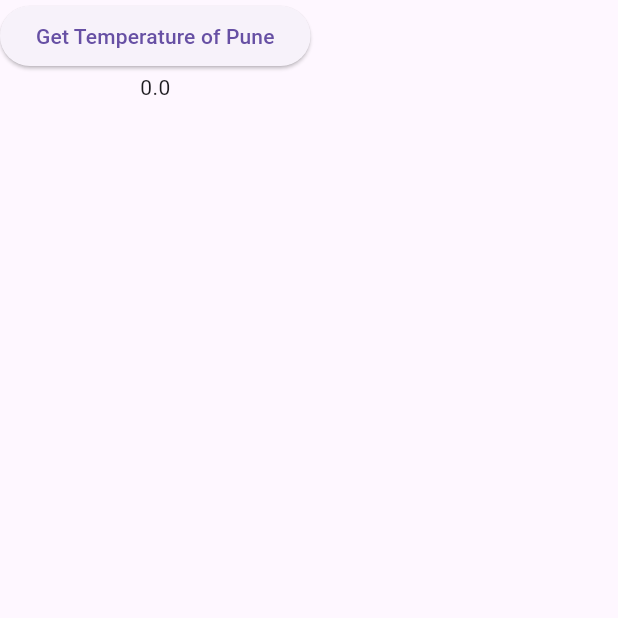
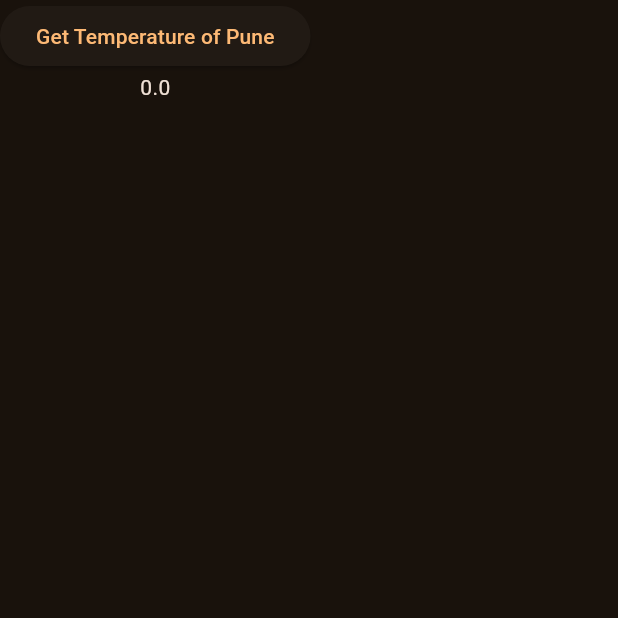
Before and after one commit to riyan-dcosta/weather_dart, a Flutter app: the screen it shows after launch, after a tap on an icon or button, on a phone screen of 412 x 824 dp, the top half of it. Run offline on Flutter 3.47's test engine with Material 3 defaults, Android fonts, the phone set to English and light mode, and no system bars; our stand-ins replace auto_route, dartz, flutter_riverpod, freezed_annotation, responsive_sizer, riverpod; generated files the repository leaves out were written again; network calls fail.

Commit message:
Added WeatherTheme class with ThemeData in MaterialApp.
 - currently added colorScheme from seed.
 - can add textTheme in future.
 - [design/themes](https://docs.flutter.dev/cookbook/design/themes)

```diff
--- a/lib/main.dart
+++ b/lib/main.dart
@@ -3,6 +3,7 @@
 import 'package:flutter_riverpod/flutter_riverpod.dart';
 import 'package:responsive_sizer/responsive_sizer.dart';
 import 'package:weather_dart/core/config/router/app_router.dart';
+import 'package:weather_dart/core/config/themes/weather_theme.dart';
 
 void main() async {
   WidgetsFlutterBinding.ensureInitialized();
@@ -16,6 +17,9 @@
     ProviderScope(
       child: MaterialApp.router(
         routerConfig: appRoute.config(),
+        theme: ThemeData(
+          colorScheme: WeatherTheme.colorScheme,
+        ),
       ),
     ),
   );
```
Also changed, not shown: lib/core/config/themes/weather_theme.dart (added, +8 -0 lines).
